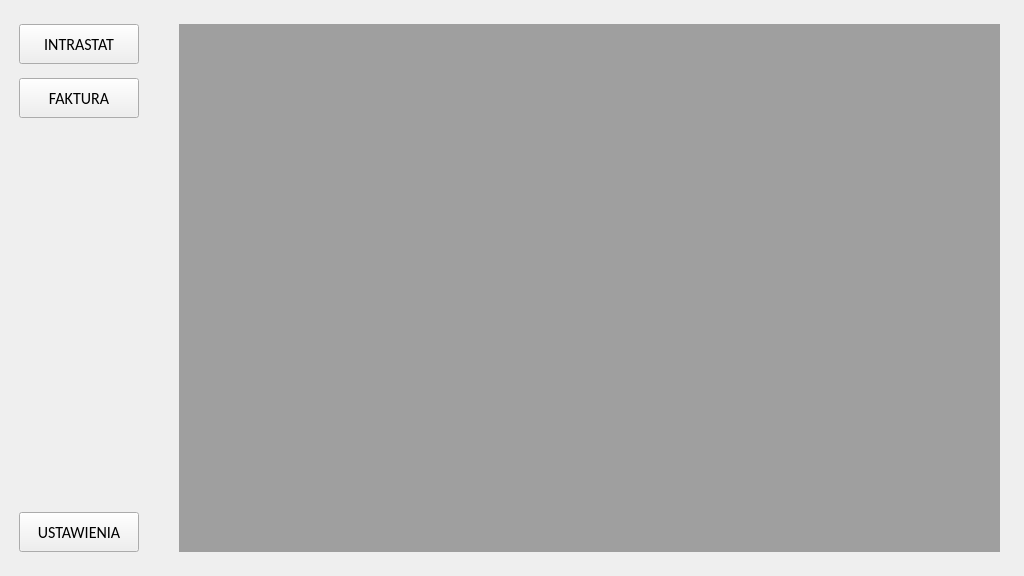
Above: ui/main.ui from Mateusz2734/intrastat-gui before the change. Below: the same form after it.
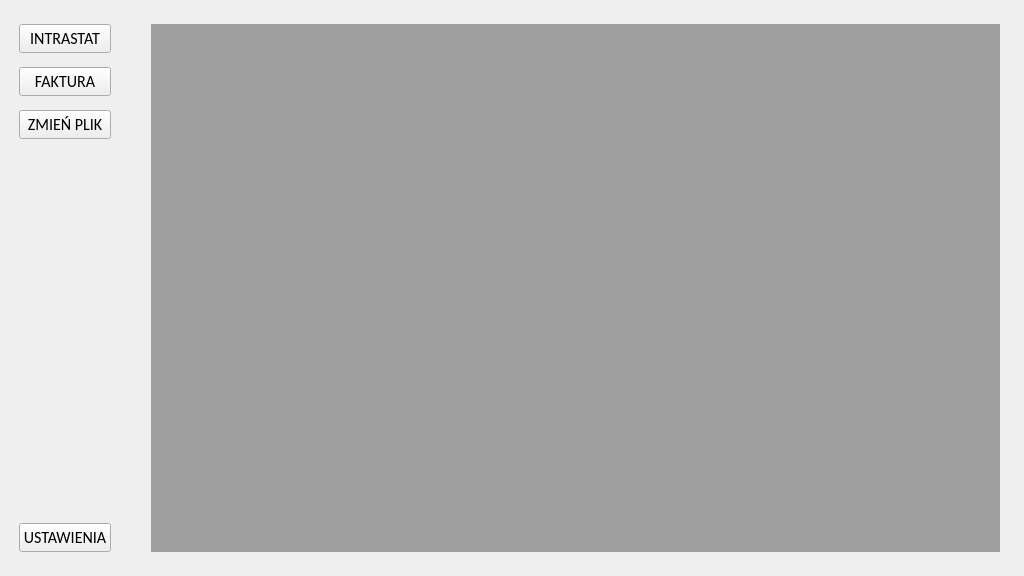
That is the form after the change.

Diff of the .ui file:
```diff
--- a/ui/main.ui
+++ b/ui/main.ui
@@ -52,7 +52,7 @@
    </property>
    <layout class="QGridLayout" name="gridLayout_2">
     <item row="0" column="0">
-     <layout class="QGridLayout" name="gridLayout" rowminimumheight="40,40,0,0,40" columnminimumwidth="120,0">
+     <layout class="QGridLayout" name="gridLayout">
       <property name="leftMargin">
        <number>10</number>
       </property>
@@ -71,6 +71,50 @@
       <property name="verticalSpacing">
        <number>14</number>
       </property>
+      <item row="0" column="1" rowspan="5">
+       <widget class="QMdiArea" name="mdiArea"/>
+      </item>
+      <item row="4" column="0">
+       <widget class="QPushButton" name="settings_btn">
+        <property name="sizePolicy">
+         <sizepolicy hsizetype="Minimum" vsizetype="Minimum">
+          <horstretch>0</horstretch>
+          <verstretch>0</verstretch>
+         </sizepolicy>
+        </property>
+        <property name="maximumSize">
+         <size>
+          <width>16777215</width>
+          <height>40</height>
+         </size>
+        </property>
+        <property name="text">
+         <string>USTAWIENIA</string>
+        </property>
+       </widget>
+      </item>
+      <item row="0" column="0">
+       <widget class="QPushButton" name="intrastat_btn">
+        <property name="sizePolicy">
+         <sizepolicy hsizetype="Minimum" vsizetype="Minimum">
+          <horstretch>0</horstretch>
+          <verstretch>0</verstretch>
+         </sizepolicy>
+        </property>
+        <property name="text">
+         <string>INTRASTAT</string>
+        </property>
+        <property name="checkable">
+         <bool>false</bool>
+        </property>
+        <property name="autoRepeat">
+         <bool>false</bool>
+        </property>
+        <property name="autoExclusive">
+         <bool>false</bool>
+        </property>
+       </widget>
+      </item>
       <item row="1" column="0">
        <widget class="QPushButton" name="invoice_btn">
         <property name="sizePolicy">
@@ -84,6 +128,13 @@
         </property>
        </widget>
       </item>
+      <item row="2" column="0">
+       <widget class="QPushButton" name="convert_btn">
+        <property name="text">
+         <string>ZMIEŃ PLIK</string>
+        </property>
+       </widget>
+      </item>
       <item row="3" column="0">
        <spacer name="verticalSpacer">
         <property name="orientation">
@@ -97,50 +148,6 @@
         </property>
        </spacer>
       </item>
-      <item row="0" column="0">
-       <widget class="QPushButton" name="intrastat_btn">
-        <property name="sizePolicy">
-         <sizepolicy hsizetype="Minimum" vsizetype="Minimum">
-          <horstretch>0</horstretch>
-          <verstretch>0</verstretch>
-         </sizepolicy>
-        </property>
-        <property name="text">
-         <string>INTRASTAT</string>
-        </property>
-        <property name="checkable">
-         <bool>false</bool>
-        </property>
-        <property name="autoRepeat">
-         <bool>false</bool>
-        </property>
-        <property name="autoExclusive">
-         <bool>false</bool>
-        </property>
-       </widget>
-      </item>
-      <item row="4" column="0">
-       <widget class="QPushButton" name="settings_btn">
-        <property name="sizePolicy">
-         <sizepolicy hsizetype="Minimum" vsizetype="Minimum">
-          <horstretch>0</horstretch>
-          <verstretch>0</verstretch>
-         </sizepolicy>
-        </property>
-        <property name="maximumSize">
-         <size>
-          <width>16777215</width>
-          <height>40</height>
-         </size>
-        </property>
-        <property name="text">
-         <string>USTAWIENIA</string>
-        </property>
-       </widget>
-      </item>
-      <item row="0" column="1" rowspan="5">
-       <widget class="QMdiArea" name="mdiArea"/>
-      </item>
      </layout>
     </item>
    </layout>
```
